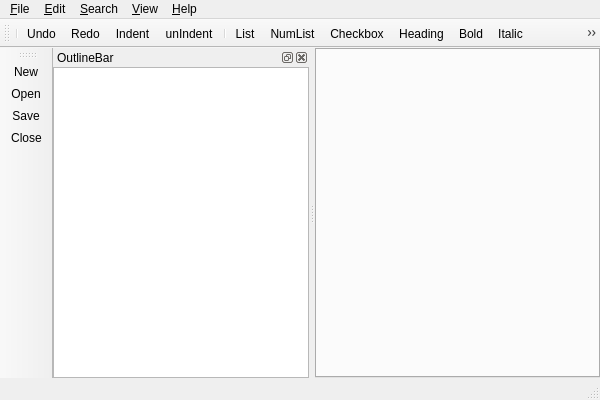
The window that viMarkdown/viMarkdown/MainWindow.ui (shigmas/viMarkdown) describes before a commit, drawn with Qt 5.
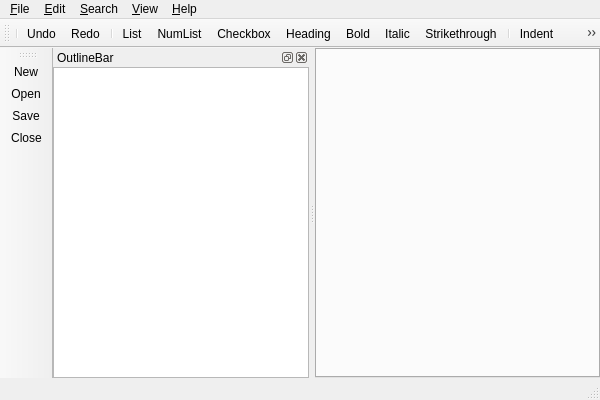
The same window after the commit. Icons and pictures are not drawn.

Commit message: 0287 ◎ C 01/05 01/05 01005│ToDo│action_Heading triggered：# → ## → ... ###### → 無し → # ...

Diff of the .ui file:
```diff
--- a/viMarkdown/viMarkdown/MainWindow.ui
+++ b/viMarkdown/viMarkdown/MainWindow.ui
@@ -171,8 +171,6 @@
    <addaction name="separator"/>
    <addaction name="action_Undo"/>
    <addaction name="action_Redo"/>
-   <addaction name="action_Indent"/>
-   <addaction name="action_UnIndent"/>
    <addaction name="separator"/>
    <addaction name="action_List"/>
    <addaction name="action_NumList"/>
@@ -182,7 +180,13 @@
    <addaction name="action_Italic"/>
    <addaction name="action_Strikethrough"/>
    <addaction name="separator"/>
+   <addaction name="action_Indent"/>
+   <addaction name="action_UnIndent"/>
+   <addaction name="action_AlignLeft"/>
+   <addaction name="action_AlignCenter"/>
+   <addaction name="action_AlignRight"/>
    <addaction name="action_KeisenMode"/>
+   <addaction name="separator"/>
   </widget>
   <widget class="QStatusBar" name="statusBar"/>
   <widget class="QDockWidget" name="outlineBar">
@@ -607,6 +611,42 @@
     <string>&amp;Heading</string>
    </property>
   </action>
+  <action name="action_AlignLeft">
+   <property name="icon">
+    <iconset resource="MainWindow.qrc">
+     <normaloff>:/MainWindow/images/format_align_left_48.png</normaloff>:/MainWindow/images/format_align_left_48.png</iconset>
+   </property>
+   <property name="text">
+    <string>Align&amp;Left</string>
+   </property>
+   <property name="toolTip">
+    <string>AlignLeft</string>
+   </property>
+  </action>
+  <action name="action_AlignCenter">
+   <property name="icon">
+    <iconset resource="MainWindow.qrc">
+     <normaloff>:/MainWindow/images/format_align_center_48.png</normaloff>:/MainWindow/images/format_align_center_48.png</iconset>
+   </property>
+   <property name="text">
+    <string>Align&amp;Center</string>
+   </property>
+   <property name="toolTip">
+    <string>AlignCenter</string>
+   </property>
+  </action>
+  <action name="action_AlignRight">
+   <property name="icon">
+    <iconset resource="MainWindow.qrc">
+     <normaloff>:/MainWindow/images/format_align_right_48.png</normaloff>:/MainWindow/images/format_align_right_48.png</iconset>
+   </property>
+   <property name="text">
+    <string>Align&amp;Right</string>
+   </property>
+   <property name="toolTip">
+    <string>AlignRight</string>
+   </property>
+  </action>
  </widget>
  <layoutdefault spacing="6" margin="11"/>
  <resources>
```
Left out of the diff: 9 changed lines with no effect on the pictures. The commit also changes 8 other files.
